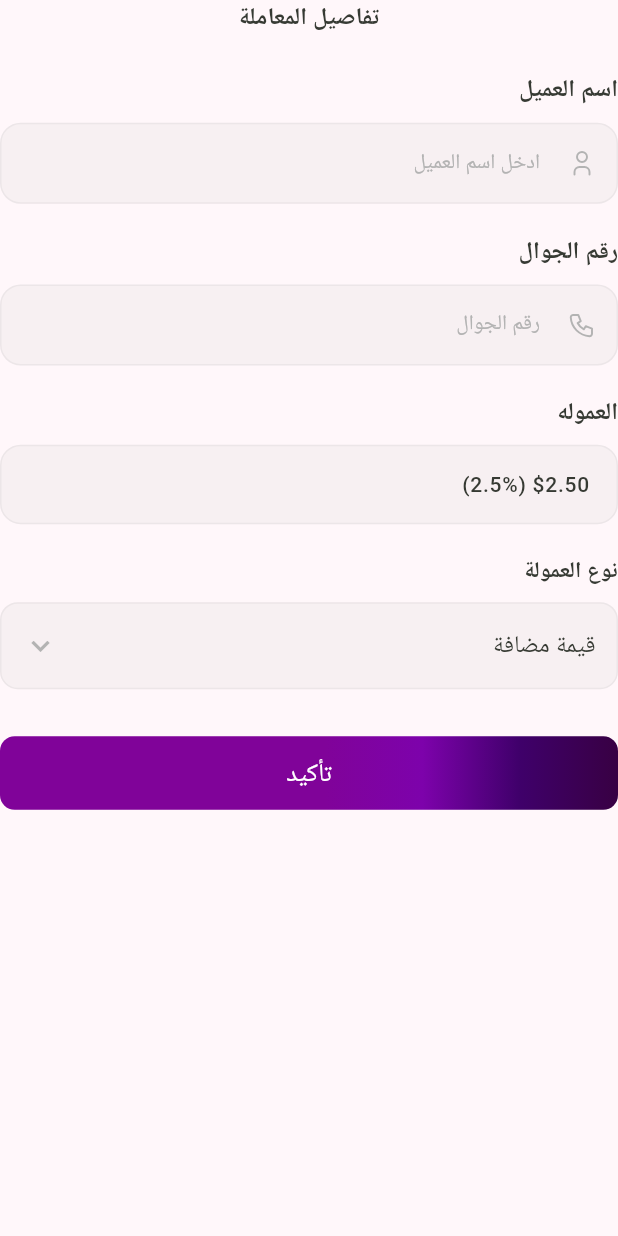
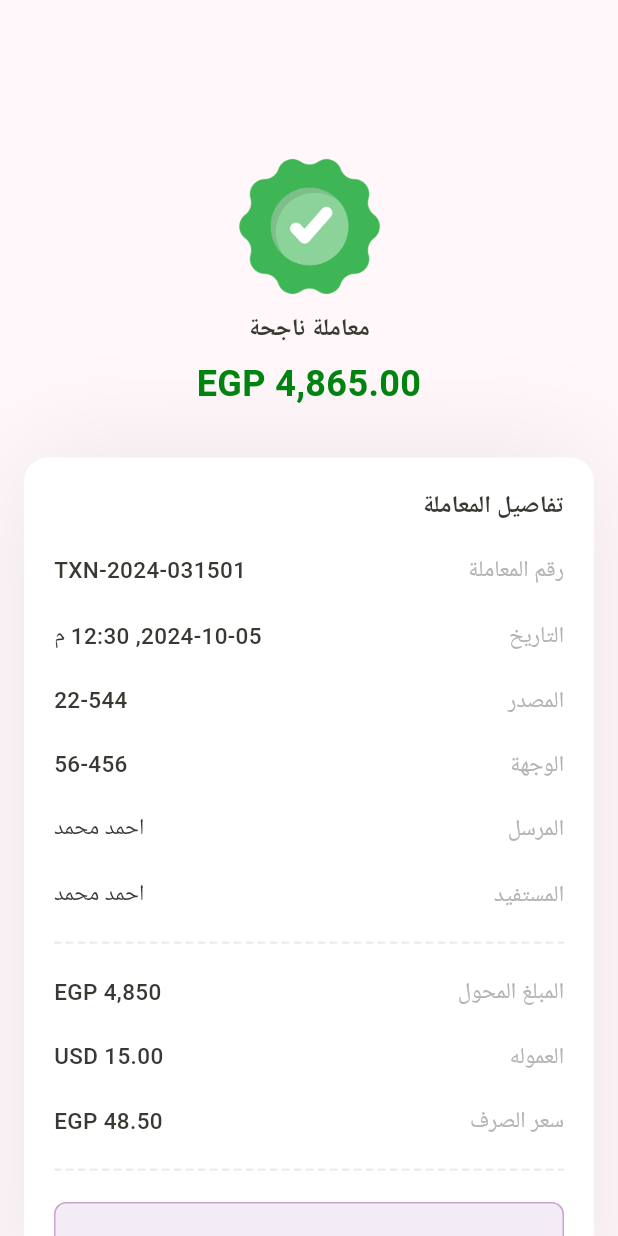
Before and after one commit to salsabilelshiekh2022/Al-alamia, a Flutter app: the TransactionDetailsSection widget shown alone on an empty page, opened directly, after a tap on "تأكيد", on a phone screen of 412 x 824 dp. Run offline on Flutter 3.47's test engine with Material 3 defaults, Android fonts, the phone set to English and light mode, and no system bars; our stand-ins replace animated_notch_bottom_bar, cached_network_image, dartz, dio, dotted_border, easy_localization and 12 more; missing offline and left inert: requests_inspector; accounts and stored records are empty; network calls fail; Roboto replaces fonts that are missing (Cairo); statements that could not run were skipped.

Commit message:
feat: Add transaction receipt view and details; update routes, translations, and UI components

```diff
--- a/assets/translations/ar.json
+++ b/assets/translations/ar.json
@@ -92,6 +92,7 @@
   "destination" : "الوجهة",
   "sender" : "المرسل",
   "beneficiary" : "بيانات المستفيد",
+  "beneficiary_name" : "المستفيد",
   "client_name" : "اسم العميل",
   "currency_exchange" : "تحويل العملات",
   "search" : "بحث",
@@ -115,7 +116,8 @@
   "address_hint" : "ادخل العنوان",
   "phone_1_hint" : "ادخل رقم الجوال",
   "phone_2_hint" : "ادخل رقم الجوال",
-  "commission_type" : "نوع العمولة"
+  "commission_type" : "نوع العمولة",
+  "back" : "رجوع"
 
 
 
--- a/lib/core/helper/translation_extensions.dart
+++ b/lib/core/helper/translation_extensions.dart
@@ -121,4 +121,6 @@ extension TranslationExtension on BuildContext {
   String get phone1Hint => tr('phone_1_hint');
   String get phone2Hint => tr('phone_2_hint');
   String get commissionType => tr('commission_type');
+  String get beneficiaryName => tr('beneficiary_name');
+  String get back => tr('back');
 }
--- a/lib/core/routes/app_router.dart
+++ b/lib/core/routes/app_router.dart
@@ -9,6 +9,7 @@ import '../../features/auth/presentation/views/login_view.dart';
 import '../../features/settings/presentation/views/change_password_view.dart';
 import '../../features/settings/presentation/views/profile_setting_view.dart';
 import '../../features/transactions/presentation/views/transactions_view.dart';
+import '../../features/transfer_currency/presentation/views/transaction_recipt_view.dart';
 import 'routes.dart';
 
 abstract class AppRouter {
@@ -36,6 +37,8 @@ abstract class AppRouter {
         );
       case Routes.transferCurrencyView:
         return MaterialPageRoute(builder: (_) => const TransferCurrencyView());
+      case Routes.transactionReciptView:
+        return MaterialPageRoute(builder: (_) => const TransactionReciptView());
       default:
         return MaterialPageRoute(builder: (_) => const SplashView());
     }
--- a/lib/core/routes/routes.dart
+++ b/lib/core/routes/routes.dart
@@ -12,4 +12,5 @@ abstract class Routes {
   static const String transcationsView = '/transcationsView';
   static const String transactionDetailsView = '/transactionDetailsView';
   static const transferCurrencyView = '/transferCurrencyView';
+  static const String transactionReciptView = '/TransactionReciptView';
 }
--- /dev/null
+++ b/lib/features/transfer_currency/presentation/views/transaction_recipt_view.dart
@@ -0,0 +1,70 @@
+import 'package:alalamia/core/components/widgets/custom_svg_builder.dart';
+import 'package:alalamia/core/components/widgets/main_button.dart';
+import 'package:alalamia/core/helper/app_extention.dart';
+import 'package:alalamia/core/helper/number_extentions.dart';
+import 'package:alalamia/core/helper/translation_extensions.dart';
+import 'package:alalamia/core/helper/widget_extentions.dart';
+import 'package:alalamia/generated/app_assets.dart';
+import 'package:flutter/material.dart';
+
+import 'widgets/transaction_recipt_details.dart';
+
+class TransactionReciptView extends StatelessWidget {
+  const TransactionReciptView({super.key});
+
+  @override
+  Widget build(BuildContext context) {
+    return Scaffold(
+      body: SingleChildScrollView(
+        child: Column(
+          crossAxisAlignment: CrossAxisAlignment.center,
+          children: [
+            103.verticalSizedBox,
+            Image.asset(AppAssets.imagesSuccess, width: 96, height: 96),
+            8.verticalSizedBox,
+            Text(
+              context.successTransaction,
+              style: context.textStyles.font16SemiBoldSecondaryColor,
+            ),
+            8.verticalSizedBox,
+            Text(
+              " EGP 4,865.00 ",
+              style: context.textStyles.font24BoldSecondaryColor.copyWith(
+                color: context.colors.greenColor,
+              ),
+            ),
+            32.verticalSizedBox,
+            TransactionReciptDetails(),
+            24.verticalSizedBox,
+            Row(
+              children: [
+                Container(
+                  padding: 13.allPadding,
+
+                  decoration: BoxDecoration(
+                    color: context.colors.primaryColor.withValues(alpha: 0.08),
+                    borderRadius: BorderRadius.circular(12),
+                  ),
+                  child: CustomSvgBuilder(
+                    path: AppAssets.svgsShareIcon,
+                    width: 24,
+                    height: 24,
+                    fit: BoxFit.scaleDown,
+                  ),
+                ),
+                10.horizontalSizedBox,
+                Expanded(
+                  child: MainButton(
+                    title: context.back,
+                    onTap: () => Navigator.pop(context),
+                  ),
+                ),
+              ],
+            ).horizontalPadding(16),
+            30.verticalSizedBox,
+          ],
+        ),
+      ),
+    );
+  }
+}
--- a/lib/features/transfer_currency/presentation/views/widgets/transaction_details_section.dart
+++ b/lib/features/transfer_currency/presentation/views/widgets/transaction_details_section.dart
@@ -2,6 +2,7 @@ import 'package:alalamia/core/helper/app_extention.dart';
 import 'package:alalamia/core/helper/number_extentions.dart';
 import 'package:alalamia/core/helper/translation_extensions.dart';
 import 'package:alalamia/core/helper/widget_extentions.dart';
+import 'package:alalamia/core/routes/routes.dart';
 import 'package:flutter/material.dart';
 
 import '../../../../../core/components/widgets/custom_drop_down.dart';
@@ -41,7 +42,12 @@ class TransactionDetailsSection extends StatelessWidget {
         ),
         20.verticalSizedBox,
         CustomDropDown(title: context.commissionType, text: "قيمة مضافة"),
-        MainButton(title: context.confirm, onTap: () {}).verticalPadding(32),
+        MainButton(
+          title: context.confirm,
+          onTap: () {
+            context.pushReplacementNamed(Routes.transactionReciptView);
+          },
+        ).verticalPadding(32),
       ],
     );
   }
--- /dev/null
+++ b/lib/features/transfer_currency/presentation/views/widgets/transaction_recipt_details.dart
@@ -0,0 +1,129 @@
+import 'package:alalamia/core/helper/app_extention.dart';
+import 'package:alalamia/core/helper/number_extentions.dart';
+import 'package:alalamia/core/helper/translation_extensions.dart';
+import 'package:alalamia/core/helper/widget_extentions.dart';
+import 'package:dotted_border/dotted_border.dart';
+import 'package:flutter/material.dart';
+
+class TransactionReciptDetails extends StatelessWidget {
+  const TransactionReciptDetails({super.key});
+
+  @override
+  Widget build(BuildContext context) {
+    return Container(
+      padding: 20.allPadding,
+      margin: EdgeInsets.symmetric(horizontal: 16),
+      clipBehavior: Clip.antiAlias,
+      decoration: ShapeDecoration(
+        color: context.colors.whiteColor,
+        shape: RoundedRectangleBorder(borderRadius: BorderRadius.circular(16)),
+        shadows: [
+          BoxShadow(
+            color: Color(0x14000000),
+            blurRadius: 64,
+            offset: Offset(0, 0),
+            spreadRadius: 0,
+          ),
+        ],
+      ),
+      child: Column(
+        crossAxisAlignment: CrossAxisAlignment.start,
+        children: [
+          Text(
+            context.transactionDetails,
+            style: context.textStyles.font16SemiBoldSecondaryColor,
+          ),
+          20.verticalSizedBox,
+          _buildInfoRow(
+            context,
+            title: context.transactionNumber,
+            value: "TXN-2024-031501",
+          ),
+          _buildInfoRow(
+            context,
+            title: context.date,
+            value: "2024-10-05, 12:30 م",
+          ),
+          _buildInfoRow(context, title: context.resource, value: "22-544"),
+          _buildInfoRow(context, title: context.destination, value: "56-456"),
+          _buildInfoRow(context, title: context.sender, value: "احمد محمد"),
+          _buildInfoRow(
+            context,
+            title: context.beneficiaryName,
+            value: "احمد محمد",
+          ),
+          _buildBorder(context),
+          _buildInfoRow(
+            context,
+            title: context.transeferedAmount,
+            value: "EGP 4,850",
+          ),
+          _buildInfoRow(context, title: context.commission, value: "USD 15.00"),
+          _buildInfoRow(
+            context,
+            title: context.exchangeRate,
+            value: "EGP 48.50",
+          ),
+          _buildBorder(context),
+          _buildTotal(context),
+        ],
+      ),
+    );
+  }
+
+  Widget _buildTotal(BuildContext context) {
+    return Container(
+      padding: const EdgeInsets.symmetric(vertical: 16, horizontal: 14),
+      decoration: BoxDecoration(
+        color: context.colors.primaryColor.withValues(alpha: 0.08),
+        borderRadius: BorderRadius.circular(8),
+        border: Border.all(
+          color: context.colors.primaryColor.withValues(alpha: 0.3),
+          width: 1,
+        ),
+      ),
+      child: Row(
+        mainAxisAlignment: MainAxisAlignment.spaceBetween,
+        children: [
+          Text(
+            context.total,
+            style: context.textStyles.font15MediumPrimaryColor,
+          ),
+          Text(
+            "EGP 4,865.00",
+            style: context.textStyles.font16MediumPrimaryColor,
+          ),
+        ],
+      ),
+    );
+  }
+
+  Widget _buildBorder(BuildContext context) {
+    return DottedBorder(
+      options: CustomPathDottedBorderOptions(
+        padding: EdgeInsets.zero,
+        color: Color(0xff9B9B9B).withValues(alpha: 0.2),
+        strokeWidth: 1.5,
+        dashPattern: [5, 3],
+        customPath: (size) => Path()
+          ..moveTo(0, 0)
+          ..lineTo(size.width, 0),
+      ),
+      child: SizedBox(width: double.infinity, height: 0),
+    ).onlyPadding(bottomPadding: 22);
+  }
+
+  Widget _buildInfoRow(
+    BuildContext context, {
+    required String title,
+    required String value,
+  }) {
+    return Row(
+      mainAxisAlignment: MainAxisAlignment.spaceBetween,
+      children: [
+        Text(title, style: context.textStyles.font15MediumGrayColor),
+        Text(value, style: context.textStyles.font15MediumSecondaryColor),
+      ],
+    ).onlyPadding(bottomPadding: 22);
+  }
+}
--- a/pubspec.yaml
+++ b/pubspec.yaml
@@ -36,6 +36,7 @@ dependencies:
   google_fonts: ^6.3.2
   animated_bottom_navigation_bar: ^1.4.0
   animated_notch_bottom_bar: ^1.0.3
+  dotted_border: ^3.1.0
 
 dev_dependencies:
   flutter_test:
@@ -50,7 +51,6 @@ flutter:
     - assets/svgs/
     - assets/images/
     - assets/fonts/
-    - assets/icons/
 
 flutter_assets:
   assets_path: assets/
```
Also changed, not shown: pubspec.lock.
